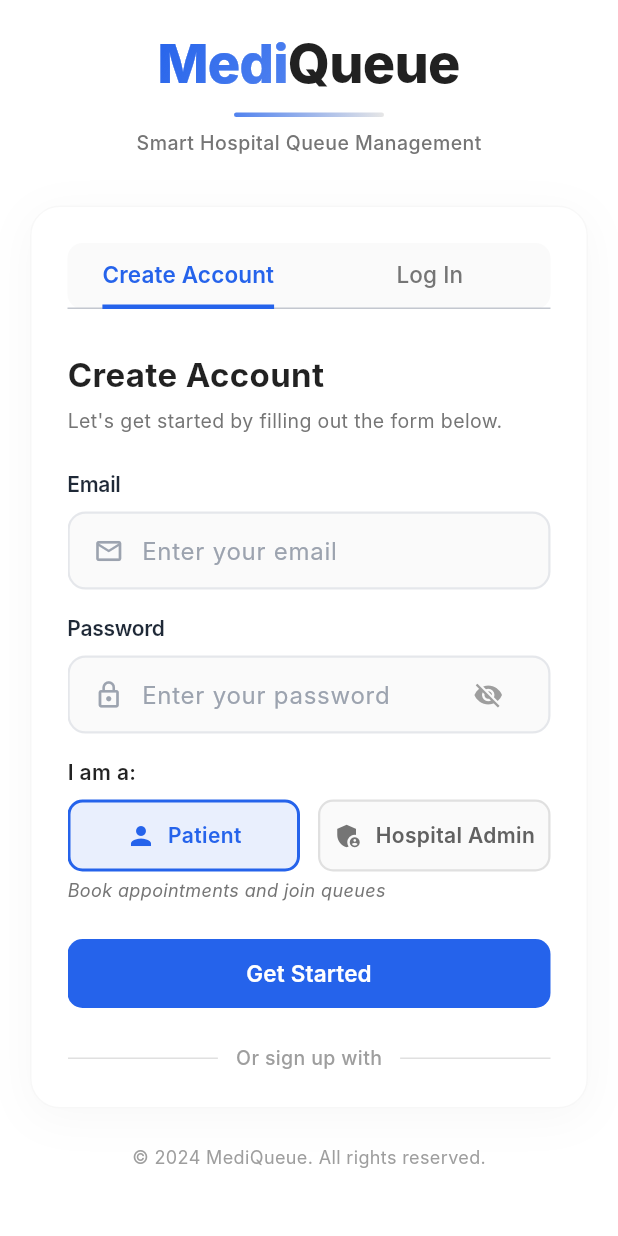
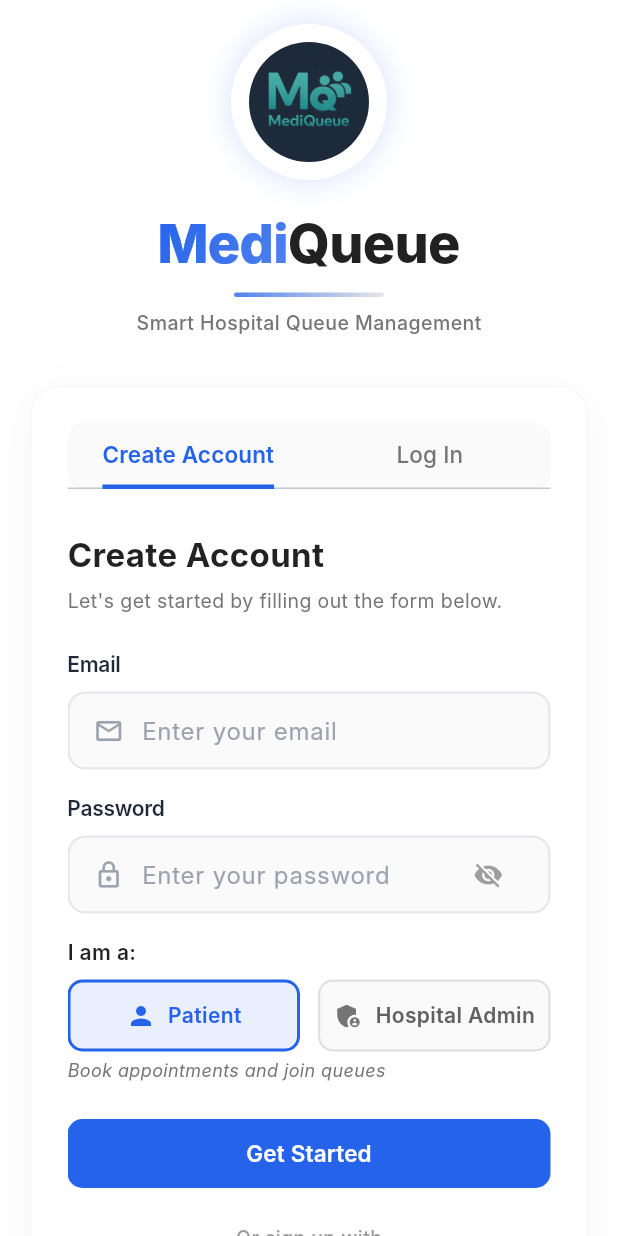
Before and after one commit to kalviumcommunity/Mediqueue, a Flutter app: the screen it shows after launch, after a tap on "Login", on a phone screen of 412 x 824 dp. Run offline on Flutter 3.47's test engine with Material 3 defaults, Android fonts, the phone set to English and light mode, and no system bars; our stand-ins replace cloud_firestore, firebase_auth, firebase_core; accounts and stored records are empty; Roboto replaces fonts that are missing (Inter).

Commit message:
Add logo image to Auth and Welcome screens; update pubspec.yaml for icons asset

```diff
--- a/mediqueue/lib/screens/auth_screen.dart
+++ b/mediqueue/lib/screens/auth_screen.dart
@@ -104,7 +104,32 @@ class _AuthScreenState extends State<AuthScreen>
   Widget _buildLogoSection() {
     return Column(
       children: [
-        // Unique and aesthetic MediQueue text
+        // Logo Image
+        Container(
+          padding: const EdgeInsets.all(12),
+          decoration: BoxDecoration(
+            color: Colors.white,
+            shape: BoxShape.circle,
+            boxShadow: [
+              BoxShadow(
+                color: AppColors.primaryBlue.withOpacity(0.15),
+                blurRadius: 15,
+                spreadRadius: 3,
+              ),
+            ],
+          ),
+          child: ClipOval(
+            child: Image.asset(
+              'assets/images/logo.png',
+              width: 80,
+              height: 80,
+              fit: BoxFit.cover,
+            ),
+          ),
+        ),
+        const SizedBox(height: 16),
+
+        // MediQueue text
         Column(
           children: [
             Row(
--- a/mediqueue/lib/screens/welcome_screen.dart
+++ b/mediqueue/lib/screens/welcome_screen.dart
@@ -30,7 +30,7 @@ class WelcomeScreen extends StatelessWidget {
                   Container(
                     padding: const EdgeInsets.all(20),
                     decoration: BoxDecoration(
-                      color: Colors.blue.shade50,
+                      color: Colors.white,
                       shape: BoxShape.circle,
                       boxShadow: [
                         BoxShadow(
@@ -40,10 +40,13 @@ class WelcomeScreen extends StatelessWidget {
                         ),
                       ],
                     ),
-                    child: Icon(
-                      Icons.medical_services_rounded,
-                      size: 80,
-                      color: Colors.blue.shade600,
+                    child: ClipOval(
+                      child: Image.asset(
+                        'assets/images/logo.png',
+                        width: 100,
+                        height: 100,
+                        fit: BoxFit.cover,
+                      ),
                     ),
                   ),
                   const SizedBox(height: 24),
--- a/mediqueue/pubspec.yaml
+++ b/mediqueue/pubspec.yaml
@@ -24,3 +24,4 @@ flutter:
   uses-material-design: true
   assets:
     - assets/images/
+    - assets/icons/
```
